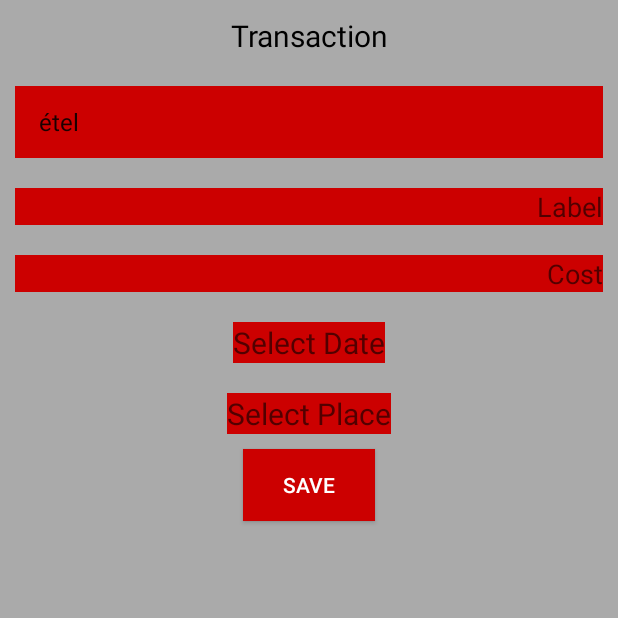
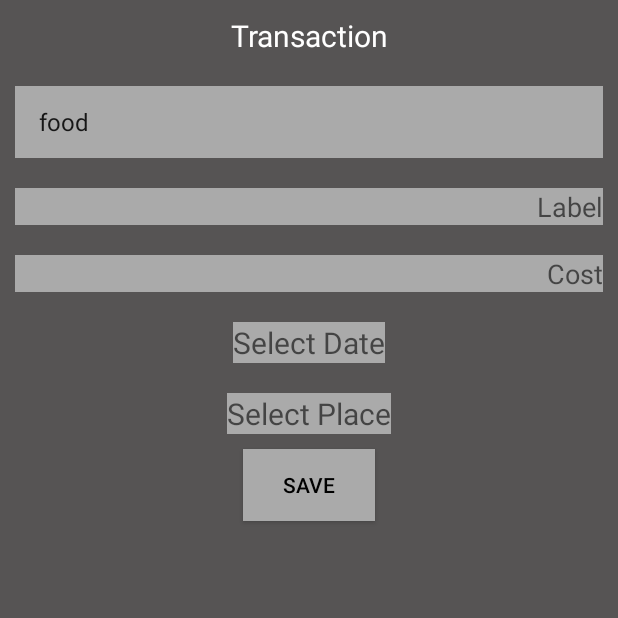
Before and after one commit to markmarics/HowmuchdoIcost, an Android app: the AddTransactionActivity screen opened directly, with no data from a screen before it, after a tap on "SAVE", on a phone screen of 412 x 824 dp, the top half of it. Run offline under Robolectric (Android 15) with nearby library versions, the phone set to English and light mode, and no system bars.

Commit message:
Buttons styles fixed.

```diff
--- a/app/src/main/java/hu/uniobuda/nik/howmuchdoicost/activity/AddTransactionActivity.java
+++ b/app/src/main/java/hu/uniobuda/nik/howmuchdoicost/activity/AddTransactionActivity.java
@@ -63,11 +63,11 @@ public class AddTransactionActivity extends AppCompatActivity {
         saveButton = findViewById(R.id.saveButton);
         dbAdapter = new DBAdapter(AddTransactionActivity.this);
         ArrayList<String> types = new ArrayList<>();
-        types.add("étel");
-        types.add("ital");
-        types.add("lakhatás");
-        types.add("utazás");
-        types.add("egyéb");
+        types.add("food");
+        types.add("drink");
+        types.add("rent");
+        types.add("travel");
+        types.add("other");
 
         Spinneradapter = new ArrayAdapter<>(AddTransactionActivity.
                 this,android.R.layout.simple_list_item_1,types);
@@ -121,8 +121,7 @@ public class AddTransactionActivity extends AppCompatActivity {
             @Override
             public void onClick(View v) {
                 try{
-                 if(nameEditText.getText().toString()==""||dateTextView.getText().toString()==""||
-                         mDisplayPlace.getText().toString()==""||typeSpinner.getSelectedItem().toString()==""){
+                 if(nameEditText.getText().toString()==""||dateTextView.getText().toString()==""||typeSpinner.getSelectedItem().toString()==""){
                      throw new NullPointerException();
                  }
                 Transaction transaction = new Transaction();
--- a/app/src/main/res/layout/activity_add_transaction.xml
+++ b/app/src/main/res/layout/activity_add_transaction.xml
@@ -3,7 +3,7 @@
     xmlns:tools="http://schemas.android.com/tools"
     android:layout_width="match_parent"
     android:layout_height="match_parent"
-    android:background="@android:color/darker_gray"
+    android:background="#565454"
     android:orientation="vertical"
     tools:context=".activity.AddTransactionActivity">
 
@@ -14,7 +14,7 @@
         android:text="@string/transaction"
         android:gravity="center_horizontal"
         android:textSize="20sp"
-        android:textColor="@android:color/black"
+        android:textColor="@android:color/white"
         android:layout_margin="10dp"/>
 
 
--- a/app/src/main/res/layout/activity_main.xml
+++ b/app/src/main/res/layout/activity_main.xml
@@ -5,7 +5,7 @@
     android:layout_width="match_parent"
     android:layout_height="match_parent"
     tools:context="hu.uniobuda.nik.howmuchdoicost.MainActivity"
-    android:background="#345">
+    android:background="#565454">
 
    <android.support.v7.widget.AppCompatImageView
        android:src="@drawable/logo"
--- a/app/src/main/res/layout/activity_statistics.xml
+++ b/app/src/main/res/layout/activity_statistics.xml
@@ -4,6 +4,7 @@
     android:layout_width="match_parent"
     android:layout_height="match_parent"
     android:orientation="vertical"
+    android:background="#565454"
     tools:context="hu.uniobuda.nik.howmuchdoicost.activity.StatisticsActivity">
 
     <android.support.v7.widget.AppCompatTextView
@@ -12,12 +13,13 @@
         android:text="@string/statistics"
         android:gravity="center_horizontal"
         android:textSize="20sp"
-        android:textColor="@color/colorPrimaryDark"
+        android:textColor="@android:color/white"
         android:layout_margin="10dp"/>
 
     <ListView
         android:id="@+id/transactionListView"
         android:layout_width="wrap_content"
+        style="@style/Gombok"
         android:layout_height="wrap_content"
         android:visibility="visible"
         />
--- a/app/src/main/res/values/styles.xml
+++ b/app/src/main/res/values/styles.xml
@@ -9,9 +9,9 @@
     </style>
 
     <style name= "Gombok">
-        <item name="android:background">@android:color/holo_red_dark</item>
-        <item name="android:textColor">@android:color/white</item>
-        <item name="android:shape">rectangle</item>
+        <item name="android:background">@android:color/darker_gray</item>
+        <item name="android:textColor">@android:color/black</item>
+        <item name="android:shape">ring</item>
     </style>
 
 </resources>
```
